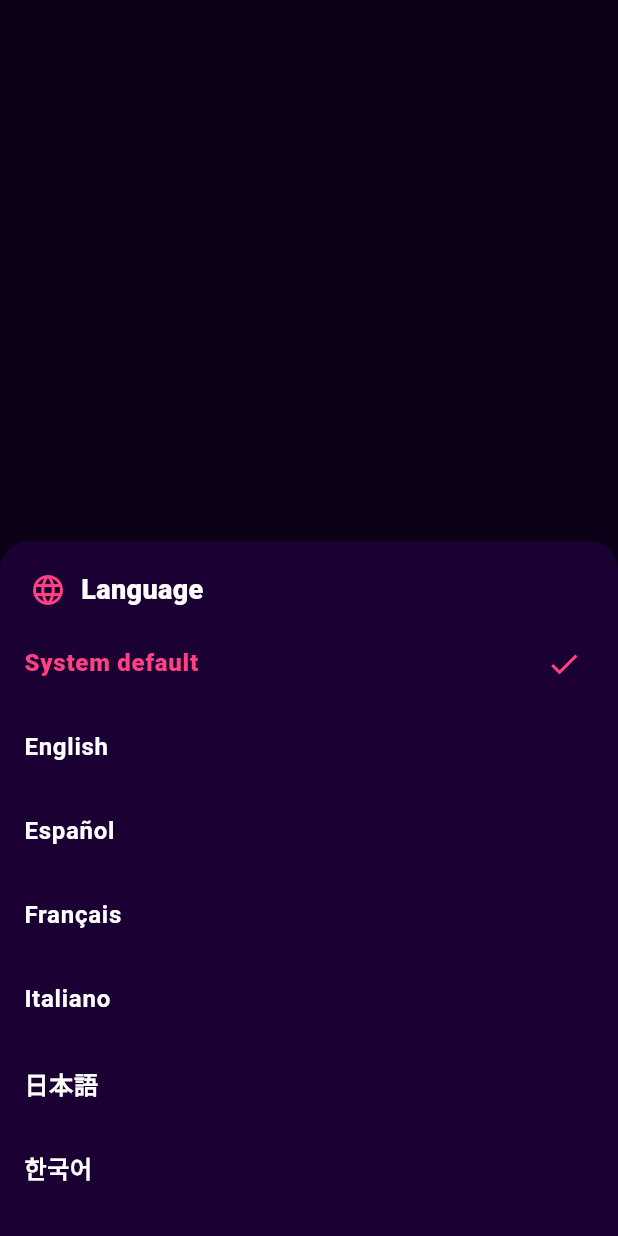
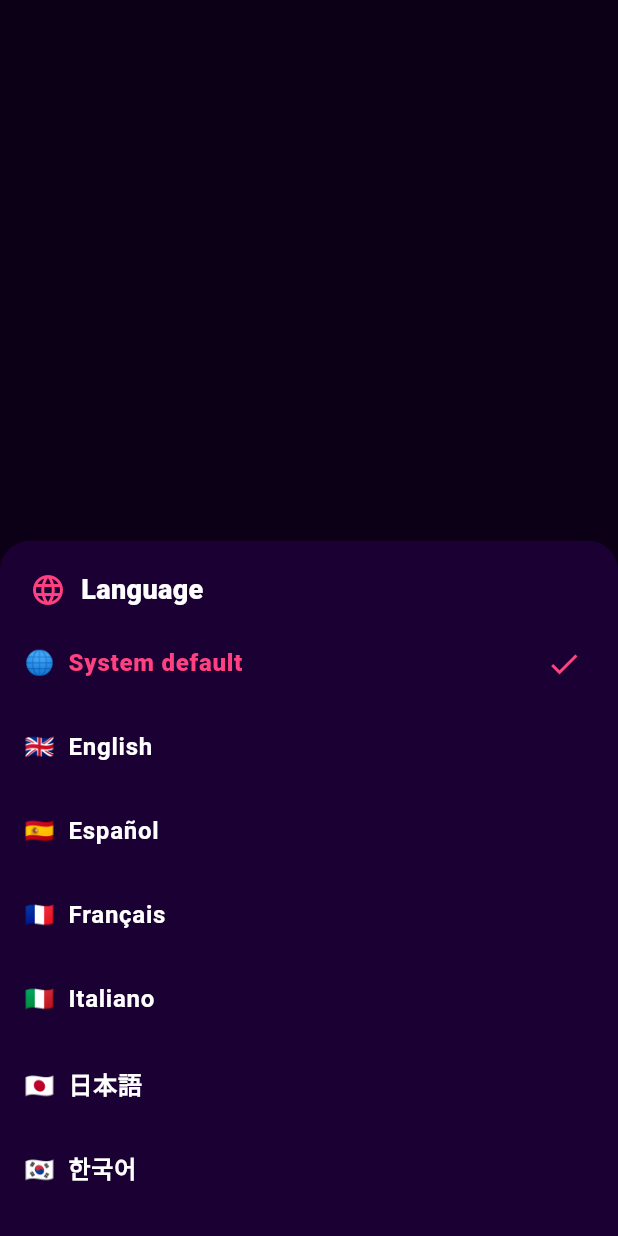
Before and after one commit to summersmilestudio-creator/bubble-pop, a Flutter app: what showLanguagePicker() shows on an empty page, opened directly, on a phone screen of 412 x 824 dp. Run offline on Flutter 3.47's test engine with Material 3 defaults, Android fonts, the phone set to English and light mode, and no system bars; our stand-ins replace flutter_local_notifications, flutter_timezone, google_mobile_ads, in_app_purchase, in_app_review, shared_preferences and 2 more; accounts and stored records are empty; network calls fail.

Commit message:
Premium home (title glow + glass cards) + language flag button + bump 1.3.2+22
Co-Authored-By: Claude Opus 4.8 (1M context) <noreply@anthropic.com>

```diff
--- a/lib/screens/home_screen.dart
+++ b/lib/screens/home_screen.dart
@@ -7,6 +7,7 @@ import '../services/rewards_service.dart';
 import '../services/lives_service.dart';
 import '../services/ads_service.dart';
 import '../services/purchase_service.dart';
+import '../services/locale_controller.dart';
 import '../widgets/banner_ad_widget.dart';
 import '../widgets/daily_reward_screen.dart';
 import '../widgets/game_juice.dart';
@@ -171,7 +172,11 @@ class _HomeScreenState extends State<HomeScreen> with WidgetsBindingObserver {
                             ),
                             IconButton(
                               tooltip: l.language,
-                              icon: const Icon(Icons.language, color: Color(0xFF40C4FF)),
+                              icon: Text(
+                                LocaleController.flagFor(
+                                    Localizations.localeOf(context).languageCode),
+                                style: const TextStyle(fontSize: 22),
+                              ),
                               onPressed: () => showLanguagePicker(context),
                             ),
                           ],
@@ -180,9 +185,22 @@ class _HomeScreenState extends State<HomeScreen> with WidgetsBindingObserver {
                       ],
                     ),
                     const Spacer(),
+                    Container(
+                      decoration: BoxDecoration(
+                        boxShadow: [
+                          BoxShadow(
+                              color: const Color(0xFF7C4DFF).withValues(alpha: 0.45),
+                              blurRadius: 55, spreadRadius: 2),
+                          BoxShadow(
+                              color: const Color(0xFFFF4081).withValues(alpha: 0.30),
+                              blurRadius: 35),
+                        ],
+                      ),
+                      child: Column(
+                        children: [
                           ShaderMask(
                             shaderCallback: (r) => const LinearGradient(
-                        colors: [Color(0xFFFF4081), Color(0xFF7C4DFF)],
+                              colors: [Color(0xFFFF80AB), Color(0xFF7C4DFF)],
                             ).createShader(r),
                             child: const Text('BUBBLE',
                                 textAlign: TextAlign.center,
@@ -192,13 +210,16 @@ class _HomeScreenState extends State<HomeScreen> with WidgetsBindingObserver {
                           ),
                           ShaderMask(
                             shaderCallback: (r) => const LinearGradient(
-                        colors: [Color(0xFF7C4DFF), Color(0xFFFF4081)],
+                              colors: [Color(0xFF7C4DFF), Color(0xFFFF80AB)],
                             ).createShader(r),
                             child: const Text('POP',
                                 textAlign: TextAlign.center,
                                 style: TextStyle(
                                     fontSize: 64, fontWeight: FontWeight.w900,
                                     color: Colors.white, letterSpacing: 6, height: 0.9)),
+                          ),
+                        ],
+                      ),
                     ),
                     const SizedBox(height: 20),
                     _livesCard(l),
@@ -267,11 +288,19 @@ class _HomeScreenState extends State<HomeScreen> with WidgetsBindingObserver {
   Widget _livesCard(AppLocalizations l) {
     final full = _livesCount >= LivesService.maxLives;
     return Container(
-      padding: const EdgeInsets.symmetric(horizontal: 16, vertical: 12),
+      padding: const EdgeInsets.symmetric(horizontal: 16, vertical: 14),
       decoration: BoxDecoration(
-        color: Colors.black.withValues(alpha: 0.4),
-        borderRadius: BorderRadius.circular(14),
-        border: Border.all(color: const Color(0xFFFF4081).withValues(alpha: 0.5)),
+        gradient: LinearGradient(
+          begin: Alignment.topLeft,
+          end: Alignment.bottomRight,
+          colors: [Colors.white.withValues(alpha: 0.13), Colors.white.withValues(alpha: 0.03)],
+        ),
+        borderRadius: BorderRadius.circular(18),
+        border: Border.all(color: const Color(0xFFFF4081).withValues(alpha: 0.45)),
+        boxShadow: [
+          BoxShadow(color: Colors.black.withValues(alpha: 0.35), blurRadius: 14, offset: const Offset(0, 8)),
+          BoxShadow(color: const Color(0xFFFF4081).withValues(alpha: 0.18), blurRadius: 22),
+        ],
       ),
       child: Column(
         children: [
@@ -301,11 +330,19 @@ class _HomeScreenState extends State<HomeScreen> with WidgetsBindingObserver {
 
   Widget _scoreCard(AppLocalizations l) {
     return Container(
-      padding: const EdgeInsets.all(16),
+      padding: const EdgeInsets.all(18),
       decoration: BoxDecoration(
-        color: Colors.black.withValues(alpha: 0.4),
-        borderRadius: BorderRadius.circular(14),
-        border: Border.all(color: const Color(0xFF7C4DFF).withValues(alpha: 0.5)),
+        gradient: LinearGradient(
+          begin: Alignment.topLeft,
+          end: Alignment.bottomRight,
+          colors: [Colors.white.withValues(alpha: 0.13), Colors.white.withValues(alpha: 0.03)],
+        ),
+        borderRadius: BorderRadius.circular(18),
+        border: Border.all(color: const Color(0xFF7C4DFF).withValues(alpha: 0.45)),
+        boxShadow: [
+          BoxShadow(color: Colors.black.withValues(alpha: 0.35), blurRadius: 14, offset: const Offset(0, 8)),
+          BoxShadow(color: const Color(0xFF7C4DFF).withValues(alpha: 0.18), blurRadius: 22),
+        ],
       ),
       child: Column(
         children: [
--- a/lib/services/locale_controller.dart
+++ b/lib/services/locale_controller.dart
@@ -25,6 +25,23 @@ class LocaleController {
     'ro': 'Română',
   };
 
+  /// Flag emoji per language, shown on the picker button and in the list.
+  static const Map<String, String> flags = {
+    'en': '🇬🇧',
+    'es': '🇪🇸',
+    'fr': '🇫🇷',
+    'it': '🇮🇹',
+    'ja': '🇯🇵',
+    'ko': '🇰🇷',
+    'pt': '🇵🇹',
+    'ru': '🇷🇺',
+    'zh': '🇨🇳',
+    'de': '🇩🇪',
+    'ro': '🇷🇴',
+  };
+
+  static String flagFor(String code) => flags[code] ?? '🌐';
+
   Future<void> load() async {
     final p = await SharedPreferences.getInstance();
     final code = p.getString(_key);
--- a/lib/widgets/language_picker.dart
+++ b/lib/widgets/language_picker.dart
@@ -32,10 +32,10 @@ void showLanguagePicker(BuildContext context) {
                 ],
               ),
             ),
-            _tile(c, l.languageSystem, current == null,
+            _tile(c, '🌐  ${l.languageSystem}', current == null,
                 () => LocaleController.instance.set(null)),
             for (final e in entries)
-              _tile(c, e.value, current == e.key,
+              _tile(c, '${LocaleController.flagFor(e.key)}  ${e.value}', current == e.key,
                   () => LocaleController.instance.set(Locale(e.key))),
             const SizedBox(height: 8),
           ],
--- a/pubspec.yaml
+++ b/pubspec.yaml
@@ -1,7 +1,7 @@
 name: bubble_pop
 description: "Bubble Pop — sparge bulele colorate cu tap"
 publish_to: 'none'
-version: 1.3.1+21
+version: 1.3.2+22
 environment:
   sdk: ^3.11.1
 
```
Lines whose indentation alone changed are shown as unchanged.
